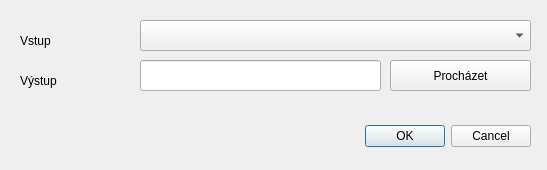
First picture: the form in line_to_point.ui, repository ruz76/qgis_opensymos_3, before the edit.
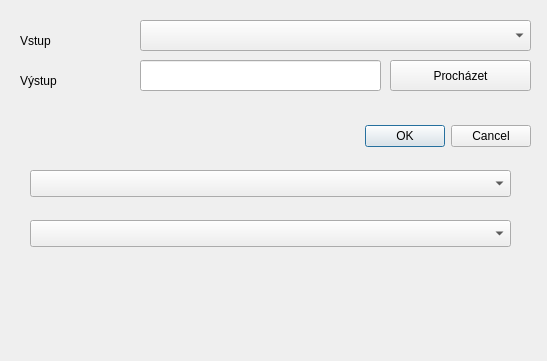
Second picture: the form after the edit. Custom widgets are drawn as their Qt base class.

Commit message: Created sample branch for line to points feature

```diff
--- a/line_to_point.ui
+++ b/line_to_point.ui
@@ -7,7 +7,7 @@
     <x>0</x>
     <y>0</y>
     <width>547</width>
-    <height>170</height>
+    <height>361</height>
    </rect>
   </property>
   <property name="windowTitle">
@@ -88,7 +88,39 @@
     <string>Výstup</string>
    </property>
   </widget>
+  <widget class="QgsMapLayerComboBox" name="mMapLayerComboBox">
+   <property name="geometry">
+    <rect>
+     <x>30</x>
+     <y>170</y>
+     <width>481</width>
+     <height>27</height>
+    </rect>
+   </property>
+  </widget>
+  <widget class="QgsFieldComboBox" name="mFieldComboBox">
+   <property name="geometry">
+    <rect>
+     <x>30</x>
+     <y>220</y>
+     <width>481</width>
+     <height>27</height>
+    </rect>
+   </property>
+  </widget>
  </widget>
+ <customwidgets>
+  <customwidget>
+   <class>QgsFieldComboBox</class>
+   <extends>QComboBox</extends>
+   <header>qgsfieldcombobox.h</header>
+  </customwidget>
+  <customwidget>
+   <class>QgsMapLayerComboBox</class>
+   <extends>QComboBox</extends>
+   <header>qgsmaplayercombobox.h</header>
+  </customwidget>
+ </customwidgets>
  <resources/>
  <connections>
   <connection>
```
The commit also changes 3 other files.
